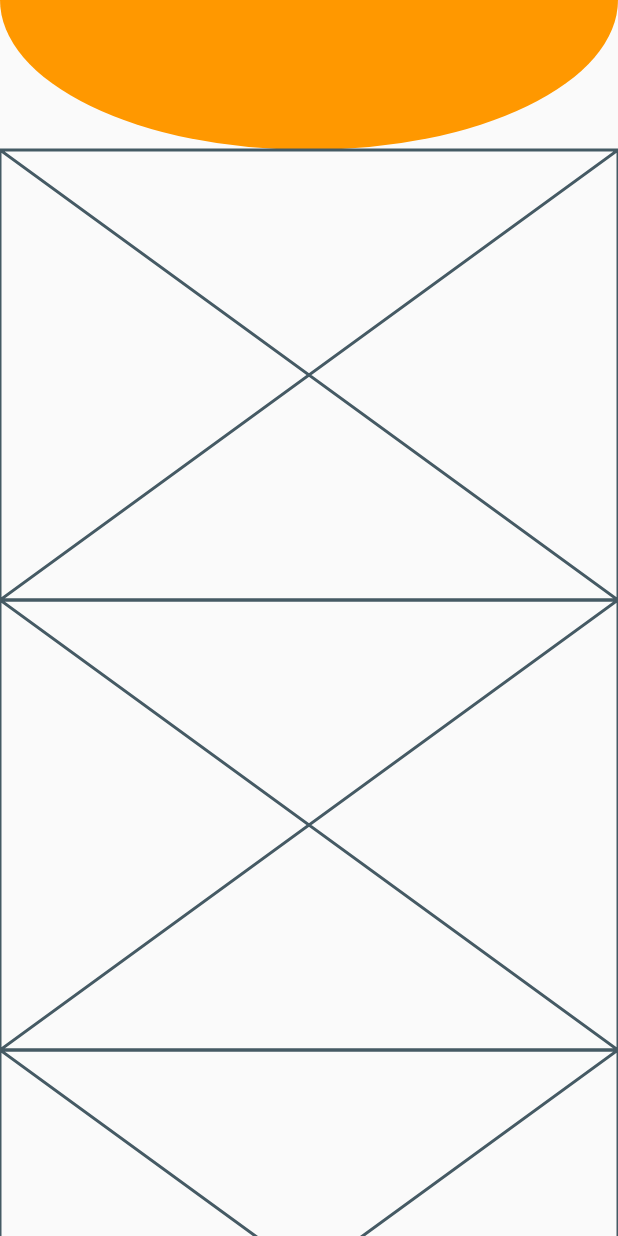
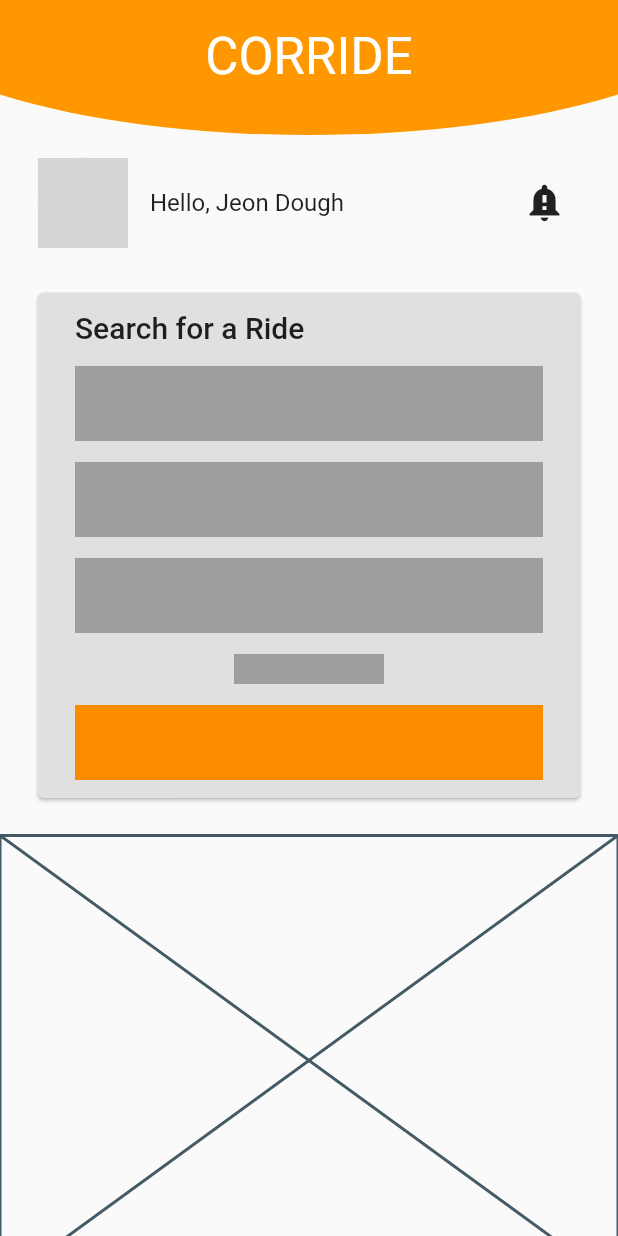
Before and after one commit to skaiteo/corride, a Flutter app: the HomePage screen opened directly, on a phone screen of 412 x 824 dp. Run offline on Flutter 3.47's test engine with Material 2 defaults, Android fonts, the phone set to English and light mode, and no system bars; network calls fail; grey boxes are pictures that could not be loaded.

Commit message:
Added skeleton for HomePage

```diff
--- a/lib/home_page.dart
+++ b/lib/home_page.dart
@@ -9,18 +9,124 @@ class HomePage extends StatelessWidget {
           ClipOval(
             clipper: CustomOval(),
             child: Container(
-              height: 100.0,
-              color: Theme.of(context).primaryColor,
+              height: 90.0,
+              alignment: Alignment.lerp(
+                Alignment.topCenter,
+                Alignment.center,
+                0.7,
+              ),
+              decoration: BoxDecoration(
+                color: Theme.of(context).primaryColor,
+                // boxShadow: [
+                //   BoxShadow(
+                //     spreadRadius: 10.0,
+                //     offset: Offset(0.0, 100.0),
+                //   )
+                // ],
+              ),
+              child: Text(
+                'CORRIDE',
+                style: Theme.of(context)
+                    .textTheme
+                    .display1
+                    .apply(color: Colors.white),
+              ),
             ),
           ),
-          Placeholder(
-            fallbackHeight: 300.0,
+          Padding(
+            padding: EdgeInsets.symmetric(vertical: 15.0),
+            // child: ListTile(
+            //   leading: CircleAvatar(
+            //     // maxRadius: 30.0,
+            //     // radius: 20.0,
+            //     backgroundImage: NetworkImage(
+            //       'https://source.unsplash.com/random/256x256',
+            //     ),
+            //   ),
+            //   title: Text('Hello, Jeon Dough'),
+            // ),
+            child: Padding(
+              padding: EdgeInsets.symmetric(horizontal: 25.0),
+              child: Row(
+                children: <Widget>[
+                  CircleAvatar(
+                    // maxRadius: 30.0,
+                    radius: 30.0,
+                    backgroundImage: NetworkImage(
+                      'https://source.unsplash.com/random/256x256',
+                    ),
+                  ),
+                  Expanded(
+                    child: Padding(
+                      padding: EdgeInsets.symmetric(horizontal: 15.0),
+                      child: Text(
+                        'Hello, Jeon Dough',
+                        style: Theme.of(context).textTheme.subhead,
+                      ),
+                    ),
+                  ),
+                  // TODO: Make proper notificatio bell icon
+                  IconButton(
+                    icon: Icon(Icons.notification_important),
+                    onPressed: () {},
+                    iconSize: 30.0,
+                  ),
+                ],
+              ),
+            ),
           ),
-          Placeholder(
-            fallbackHeight: 300.0,
+          Card(
+            color: Colors.grey[300],
+            margin: EdgeInsets.symmetric(horizontal: 25.0, vertical: 15.0),
+            child: Padding(
+              padding: EdgeInsets.symmetric(
+                vertical: 5.0,
+                horizontal: 25.0,
+              ),
+              child: Column(
+                crossAxisAlignment: CrossAxisAlignment.start,
+                children: <Widget>[
+                  Padding(
+                    padding: EdgeInsets.symmetric(vertical: 7.0),
+                    child: Text(
+                      'Search for a Ride',
+                      style: Theme.of(context).textTheme.title,
+                    ),
+                  ),
+                  ...['Dest', 'Dates', 'Pax'].map((String fieldHint) {
+                    return Padding(
+                      padding: EdgeInsets.symmetric(vertical: 7.0),
+                      child: Container(
+                        color: Colors.grey,
+                        height: 50.0,
+                      ),
+                    );
+                  }).toList(),
+                  Container(
+                    padding: EdgeInsets.symmetric(vertical: 7.0),
+                    alignment: Alignment.center,
+                    child: Container(
+                      color: Colors.grey,
+                      height: 20.0,
+                      width: 100.0,
+                    ),
+                  ),
+                  Padding(
+                    padding: EdgeInsets.symmetric(vertical: 7.0),
+                    child: Container(
+                      color: Colors.orange[600],
+                      height: 50.0,
+                    ),
+                  ),
+                ],
+              ),
+            ),
           ),
-          Placeholder(
-            fallbackHeight: 300.0,
+          Padding(
+            padding: EdgeInsets.symmetric(vertical: 10.0),
+            child: Placeholder(
+              fallbackHeight: 300.0,
+            ),
           ),
         ],
       ),
@@ -31,13 +137,14 @@ class HomePage extends StatelessWidget {
 class CustomOval extends CustomClipper<Rect> {
   @override
   Rect getClip(Size size) {
-    Rect rect = Rect.fromLTRB(0.0, -size.height, size.width, size.height);
+    Rect rect = Rect.fromLTRB(
+        -size.width * 0.2, -size.height, size.width * 1.2, size.height);
     return rect;
   }
 
   @override
   bool shouldReclip(CustomClipper<Rect> oldClipper) {
     // TODO: implement shouldReclip
-    return null;
+    return true;
   }
 }
```
